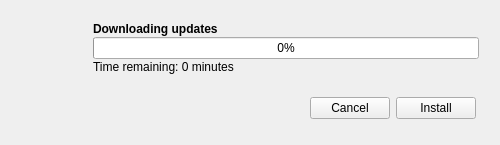
First picture: the form in QSimpleUpdater/src/dialogs/download_dialog.ui, repository alex-spataru/QSimpleUpdater, before the edit.
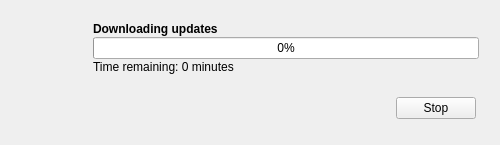
Second picture: the form after the edit. Icons and pictures are not drawn.

```diff
--- a/QSimpleUpdater/src/dialogs/download_dialog.ui
+++ b/QSimpleUpdater/src/dialogs/download_dialog.ui
@@ -162,14 +162,7 @@
       <item>
        <widget class="QPushButton" name="cancelButton">
         <property name="text">
-         <string>Cancel</string>
-        </property>
-       </widget>
-      </item>
-      <item>
-       <widget class="QPushButton" name="installButton">
-        <property name="text">
-         <string>Install</string>
+         <string>Stop</string>
         </property>
        </widget>
       </item>
```
Left out of the diff: 2 changed lines with no effect on the pictures.
